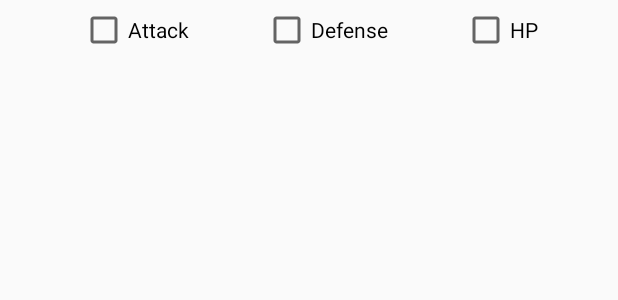
After one commit to dariakorzhueva/pokeapi-client, an Android app: the layout stats_panel.xml on its own in the app's theme, with its tools: preview values and no code run, on a phone screen of 412 x 824 dp. The commit adds this screen. Shown: the top 300 px of the screen. Run offline under Robolectric (Android 15) with nearby library versions, the phone set to English and light mode, and no system bars.

Commit message:
Add stat's checkboxes

```diff
--- /dev/null
+++ b/app/src/main/res/layout/stats_panel.xml
@@ -0,0 +1,38 @@
+<?xml version="1.0" encoding="utf-8"?>
+<androidx.constraintlayout.widget.ConstraintLayout xmlns:android="http://schemas.android.com/apk/res/android"
+    xmlns:app="http://schemas.android.com/apk/res-auto"
+    xmlns:tools="http://schemas.android.com/tools"
+    android:layout_width="match_parent"
+    android:layout_height="48dp"
+    android:padding="4dp">
+
+    <CheckBox
+        android:id="@+id/attack_check"
+        android:layout_width="wrap_content"
+        android:layout_height="wrap_content"
+        android:text="Attack"
+        app:layout_constraintTop_toTopOf="parent"
+        app:layout_constraintEnd_toStartOf="@+id/defense_check"
+        app:layout_constraintHorizontal_bias="0.5"
+        app:layout_constraintStart_toStartOf="parent" />
+
+    <CheckBox
+        android:id="@+id/defense_check"
+        android:layout_width="wrap_content"
+        android:layout_height="wrap_content"
+        android:text="Defense"
+        app:layout_constraintEnd_toStartOf="@+id/hp_check"
+        app:layout_constraintHorizontal_bias="0.5"
+        app:layout_constraintStart_toEndOf="@+id/attack_check"
+        app:layout_constraintTop_toTopOf="parent"/>
+
+    <CheckBox
+        android:id="@+id/hp_check"
+        android:layout_width="wrap_content"
+        android:layout_height="wrap_content"
+        android:text="HP"
+        app:layout_constraintEnd_toEndOf="parent"
+        app:layout_constraintHorizontal_bias="0.5"
+        app:layout_constraintStart_toEndOf="@+id/defense_check"
+        app:layout_constraintTop_toTopOf="parent"/>
+</androidx.constraintlayout.widget.ConstraintLayout>
```
Also changed, not shown: app/src/main/java/com/korzhueva/pokeapiclient/ui/PokeListFragment.kt (+7 -1 lines), app/src/main/res/anim/fade_in.xml (added, +8 -0 lines), app/src/main/res/layout/fragment_pokelist.xml (+8 -1 lines).
